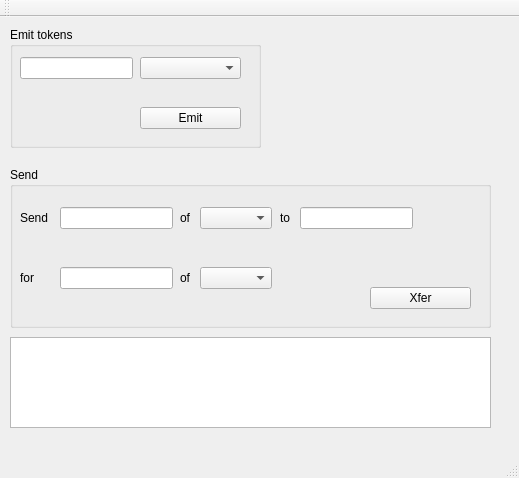
First picture: the form in antinet/src/antinet/antinet_qt/c_antinet_agent_api.ui, repository yedino/galaxy42, before the edit.
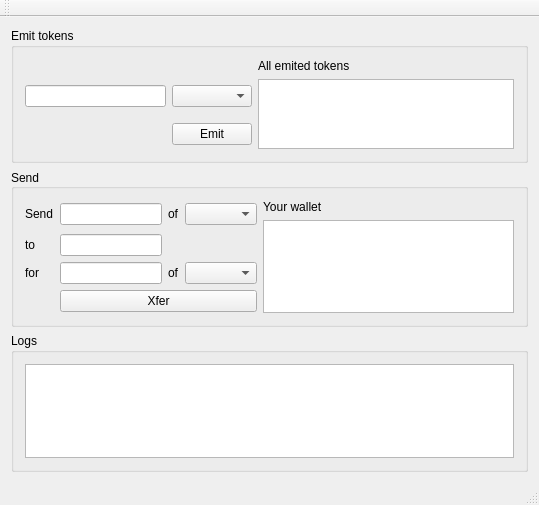
Second picture: the form after the edit.

Commit message: [fix] antinet_qt

Diff of the .ui file:
```diff
--- a/antinet/src/antinet/antinet_qt/c_antinet_agent_api.ui
+++ b/antinet/src/antinet/antinet_qt/c_antinet_agent_api.ui
@@ -6,211 +6,142 @@
    <rect>
     <x>0</x>
     <y>0</y>
-    <width>519</width>
-    <height>478</height>
+    <width>539</width>
+    <height>505</height>
    </rect>
   </property>
   <property name="windowTitle">
    <string>c_antinet_agent_api</string>
   </property>
   <widget class="QWidget" name="centralWidget">
+   <layout class="QVBoxLayout" name="verticalLayout_2">
+    <item>
    <widget class="QGroupBox" name="groupBox">
-    <property name="geometry">
-     <rect>
-      <x>10</x>
-      <y>10</y>
-      <width>251</width>
-      <height>121</height>
-     </rect>
-    </property>
     <property name="title">
      <string>Emit tokens</string>
     </property>
-    <widget class="QLineEdit" name="emitValue">
-     <property name="geometry">
-      <rect>
-       <x>10</x>
-       <y>30</y>
-       <width>113</width>
-       <height>22</height>
-      </rect>
-     </property>
-    </widget>
-    <widget class="QComboBox" name="emitToken">
-     <property name="geometry">
-      <rect>
-       <x>130</x>
-       <y>30</y>
-       <width>101</width>
-       <height>22</height>
-      </rect>
-     </property>
-    </widget>
+      <layout class="QGridLayout" name="gridLayout_2">
+       <item row="0" column="2">
+        <widget class="QLabel" name="label_6">
+         <property name="text">
+          <string>All emited tokens</string>
+         </property>
+        </widget>
+       </item>
+       <item row="1" column="0">
+        <widget class="QLineEdit" name="emitValue"/>
+       </item>
+       <item row="1" column="1">
+        <widget class="QComboBox" name="emitToken"/>
+       </item>
+       <item row="1" column="2" rowspan="2">
+        <widget class="QListWidget" name="lw_emited"/>
+       </item>
+       <item row="2" column="1">
     <widget class="QPushButton" name="buttonEmit">
-     <property name="geometry">
-      <rect>
-       <x>130</x>
-       <y>80</y>
-       <width>101</width>
-       <height>22</height>
-      </rect>
-     </property>
      <property name="text">
       <string>Emit</string>
      </property>
     </widget>
-   </widget>
+       </item>
+      </layout>
+     </widget>
+    </item>
+    <item>
    <widget class="QGroupBox" name="groupBox_2">
-    <property name="geometry">
-     <rect>
-      <x>10</x>
-      <y>150</y>
-      <width>481</width>
-      <height>161</height>
-     </rect>
-    </property>
     <property name="title">
      <string>Send</string>
     </property>
-    <widget class="QPushButton" name="buttonXfer">
-     <property name="geometry">
-      <rect>
-       <x>360</x>
-       <y>120</y>
-       <width>101</width>
-       <height>22</height>
-      </rect>
-     </property>
-     <property name="text">
-      <string>Xfer</string>
-     </property>
-    </widget>
-    <widget class="QComboBox" name="sendToken">
-     <property name="geometry">
-      <rect>
-       <x>190</x>
-       <y>40</y>
-       <width>72</width>
-       <height>22</height>
-      </rect>
-     </property>
-    </widget>
-    <widget class="QLineEdit" name="sendValue">
-     <property name="geometry">
-      <rect>
-       <x>50</x>
-       <y>40</y>
-       <width>113</width>
-       <height>22</height>
-      </rect>
-     </property>
-    </widget>
+      <property name="alignment">
+       <set>Qt::AlignJustify|Qt::AlignVCenter</set>
+      </property>
+      <layout class="QGridLayout" name="gridLayout">
+       <item row="0" column="0" rowspan="2">
     <widget class="QLabel" name="label">
-     <property name="geometry">
-      <rect>
-       <x>10</x>
-       <y>40</y>
-       <width>31</width>
-       <height>21</height>
-      </rect>
-     </property>
      <property name="text">
       <string>Send</string>
      </property>
     </widget>
-    <widget class="QLabel" name="label_2">
-     <property name="geometry">
-      <rect>
-       <x>170</x>
-       <y>40</y>
-       <width>16</width>
-       <height>21</height>
-      </rect>
-     </property>
-     <property name="text">
-      <string>of</string>
-     </property>
-    </widget>
-    <widget class="QLabel" name="label_3">
-     <property name="geometry">
-      <rect>
-       <x>270</x>
-       <y>40</y>
-       <width>16</width>
-       <height>21</height>
-      </rect>
-     </property>
-     <property name="text">
-      <string>to</string>
-     </property>
-    </widget>
-    <widget class="QLineEdit" name="receiver">
-     <property name="geometry">
-      <rect>
-       <x>290</x>
-       <y>40</y>
-       <width>113</width>
-       <height>22</height>
-      </rect>
-     </property>
-    </widget>
+       </item>
+       <item row="3" column="0">
     <widget class="QLabel" name="label_4">
-     <property name="geometry">
-      <rect>
-       <x>10</x>
-       <y>100</y>
-       <width>21</width>
-       <height>21</height>
-      </rect>
-     </property>
      <property name="text">
       <string>for</string>
      </property>
     </widget>
-    <widget class="QLineEdit" name="receivedValue">
-     <property name="geometry">
-      <rect>
-       <x>50</x>
-       <y>100</y>
-       <width>113</width>
-       <height>22</height>
-      </rect>
-     </property>
-    </widget>
+       </item>
+       <item row="1" column="4" rowspan="5">
+        <widget class="QListWidget" name="lw_wallet"/>
+       </item>
+       <item row="3" column="3">
+        <widget class="QComboBox" name="receivedTokens"/>
+       </item>
+       <item row="3" column="1">
+        <widget class="QLineEdit" name="receivedValue"/>
+       </item>
+       <item row="2" column="0">
+        <widget class="QLabel" name="label_3">
+         <property name="text">
+          <string>to</string>
+         </property>
+        </widget>
+       </item>
+       <item row="3" column="2">
     <widget class="QLabel" name="label_5">
-     <property name="geometry">
-      <rect>
-       <x>170</x>
-       <y>100</y>
-       <width>16</width>
-       <height>21</height>
-      </rect>
-     </property>
+         <property name="text">
+          <string>of</string>
+         </property>
+        </widget>
+       </item>
+       <item row="0" column="1" rowspan="2">
+        <widget class="QLineEdit" name="sendValue"/>
+       </item>
+       <item row="0" column="4">
+        <widget class="QLabel" name="label_7">
      <property name="text">
+          <string>Your wallet</string>
+         </property>
+        </widget>
+       </item>
+       <item row="0" column="2" rowspan="2">
+        <widget class="QLabel" name="label_2">
+         <property name="text">
       <string>of</string>
      </property>
     </widget>
-    <widget class="QComboBox" name="receivedTokens">
-     <property name="geometry">
-      <rect>
-       <x>190</x>
-       <y>100</y>
-       <width>72</width>
-       <height>22</height>
-      </rect>
-     </property>
-    </widget>
-   </widget>
-   <widget class="QTextEdit" name="msgView">
-    <property name="geometry">
-     <rect>
-      <x>10</x>
-      <y>320</y>
-      <width>481</width>
-      <height>91</height>
-     </rect>
-    </property>
-   </widget>
+       </item>
+       <item row="0" column="3" rowspan="2">
+        <widget class="QComboBox" name="sendToken"/>
+       </item>
+       <item row="2" column="1">
+        <widget class="QLineEdit" name="receiver"/>
+       </item>
+       <item row="4" column="1" rowspan="2" colspan="3">
+        <widget class="QPushButton" name="buttonXfer">
+         <property name="text">
+          <string>Xfer</string>
+         </property>
+        </widget>
+       </item>
+      </layout>
+     </widget>
+    </item>
+    <item>
+     <widget class="QGroupBox" name="groupBox_3">
+      <property name="enabled">
+       <bool>true</bool>
+      </property>
+      <property name="title">
+       <string>Logs</string>
+      </property>
+      <layout class="QVBoxLayout" name="verticalLayout">
+       <item>
+        <widget class="QTextEdit" name="te_msgView"/>
+       </item>
+      </layout>
+     </widget>
+    </item>
+   </layout>
   </widget>
   <widget class="QMenuBar" name="menuBar">
    <property name="geometry">
```
Left out of the diff: 4 changed lines with no effect on the pictures. Lines whose indentation alone changed are shown as unchanged. The commit also changes 18 other files.
